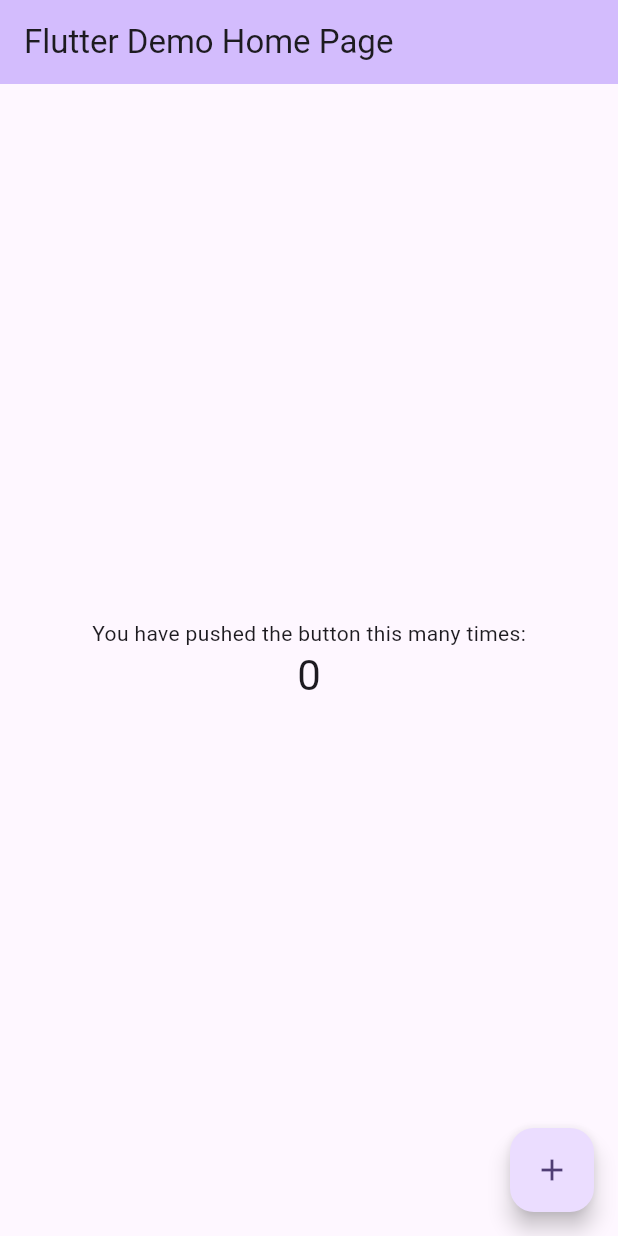
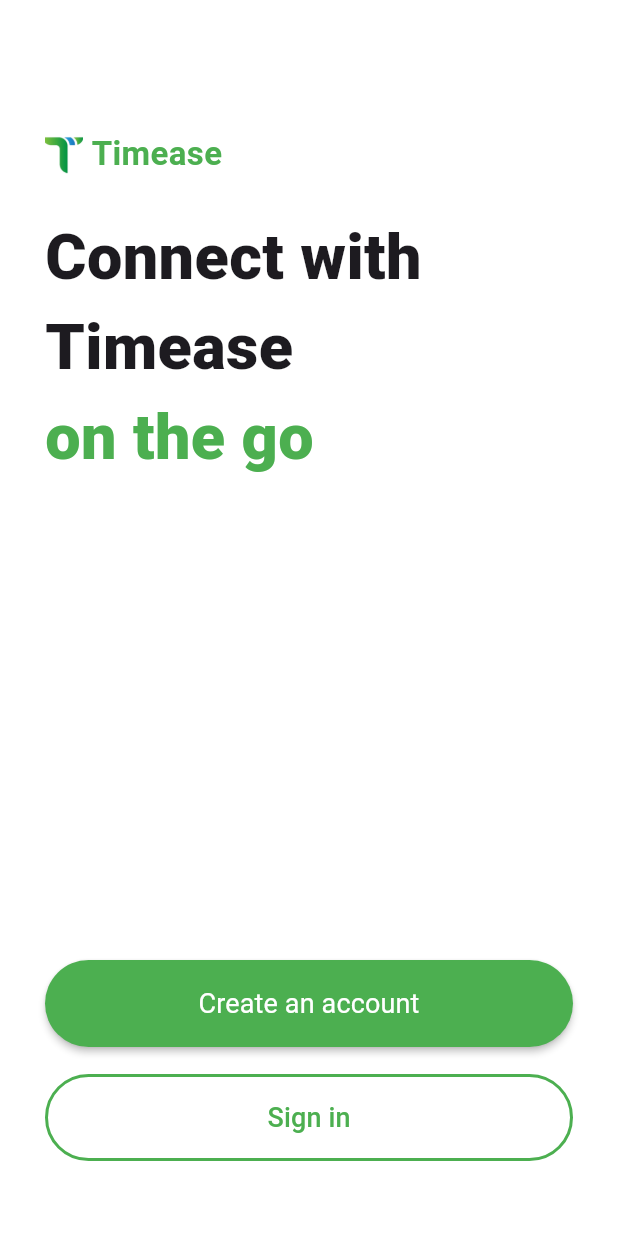
Before and after one commit to sayedmaltan/Timease, a Flutter app: the screen it shows after launch, on a phone screen of 412 x 824 dp. Run offline on Flutter 3.47's test engine with Material 3 defaults, Android fonts, the phone set to English and light mode, and no system bars; our stand-ins replace go_router.

Commit message:
create splash and auth screen

```diff
--- /dev/null
+++ b/timease_mobile/lib/constants.dart
@@ -0,0 +1,3 @@
+import 'package:flutter/material.dart';
+
+const kPrimaryColor= Colors.green;
--- /dev/null
+++ b/timease_mobile/lib/core/utils/app_router.dart
@@ -0,0 +1,34 @@
+import 'package:flutter/cupertino.dart';
+import 'package:go_router/go_router.dart';
+import 'package:timease_mobile/features/authentication/presentation/views/auth_screen_view.dart';
+import 'package:timease_mobile/features/authentication/presentation/views/login_screen_view.dart';
+import 'package:timease_mobile/features/splash/presentation/views/splash_view.dart';
+
+abstract class AppRouter{
+  static const authScreen='/authScreenView';
+  static const loginScreen='/LoginScreenView';
+  static final  router = GoRouter(
+    routes: <RouteBase>[
+      GoRoute(
+        path: '/',
+        builder: (BuildContext context, GoRouterState state) {
+          return const SplashView();
+        },
+        routes: <RouteBase>[
+          GoRoute(
+            path: authScreen,
+            builder: (BuildContext context, GoRouterState state) {
+              return const AuthScreenView();
+            },
+          ),
+          GoRoute(
+            path: loginScreen,
+            builder: (BuildContext context, GoRouterState state) {
+              return const LoginScreenView();
+            },
+          ),
+        ],
+      ),
+    ],
+  );
+}
--- /dev/null
+++ b/timease_mobile/lib/core/utils/asstes.dart
@@ -0,0 +1,3 @@
+abstract class AssetsImages{
+  static const logo='assets/images/5.png';
+}
--- /dev/null
+++ b/timease_mobile/lib/core/utils/styles.dart
@@ -0,0 +1,25 @@
+import 'package:flutter/material.dart';
+import 'package:timease_mobile/constants.dart';
+
+abstract class Styles {
+
+  static const textStyleFullButton=TextStyle(
+      color: Colors.white,
+      fontSize: 18,
+      fontWeight: FontWeight.w400);
+  static const textStyleSpaceButton=TextStyle(
+    color: kPrimaryColor,
+    fontSize: 18,
+  );
+  static const customRowTextStyle = TextStyle(
+      fontSize: 22,
+      fontWeight: FontWeight.w700,
+      color: kPrimaryColor
+  );
+
+  static const textStyle40 = TextStyle(
+    fontSize: 42,
+    fontWeight: FontWeight.w800,
+  );
+
+}
--- /dev/null
+++ b/timease_mobile/lib/features/authentication/presentation/views/auth_screen_view.dart
@@ -0,0 +1,13 @@
+import 'package:flutter/material.dart';
+import 'package:timease_mobile/features/authentication/presentation/views/widgets/auth_screen_view_body.dart';
+
+class AuthScreenView extends StatelessWidget {
+  const AuthScreenView({super.key});
+
+  @override
+  Widget build(BuildContext context) {
+    return Scaffold(
+      body: AuthScreenViewBody(),
+    );
+  }
+}
--- /dev/null
+++ b/timease_mobile/lib/features/authentication/presentation/views/widgets/auth_screen_view_body.dart
@@ -0,0 +1,48 @@
+import 'package:flutter/material.dart';
+import 'package:timease_mobile/constants.dart';
+import 'package:timease_mobile/core/utils/styles.dart';
+import 'custom_empty_button.dart';
+import 'custom_full_button.dart';
+import 'custom_row.dart';
+
+class AuthScreenViewBody extends StatelessWidget {
+  const AuthScreenViewBody({super.key});
+
+  @override
+  Widget build(BuildContext context) {
+    return Padding(
+      padding: const EdgeInsets.symmetric(horizontal: 30.0),
+      child: Column(
+        crossAxisAlignment: CrossAxisAlignment.start,
+        children: [
+          SizedBox(
+            height: 80,
+          ),
+          CustomRow(),
+          SizedBox(
+            height: 17,
+          ),
+          Text(
+            "Connect with Timease",
+            style: Styles.textStyle40,
+          ),
+          Text(
+            "on the go",
+            style: Styles.textStyle40.copyWith(
+              color: kPrimaryColor
+            ),
+          ),
+          Spacer(),
+          CustomFullButton(),
+          SizedBox(
+            height: 18,
+          ),
+          CustomEmptyButton(),
+          SizedBox(
+            height: 50,
+          ),
+        ],
+      ),
+    );
+  }
+}
--- /dev/null
+++ b/timease_mobile/lib/features/authentication/presentation/views/widgets/custom_empty_button.dart
@@ -0,0 +1,31 @@
+
+import 'package:flutter/material.dart';
+
+import '../../../../../constants.dart';
+import '../../../../../core/utils/styles.dart';
+
+class CustomEmptyButton extends StatelessWidget {
+  const CustomEmptyButton({
+    super.key,
+  });
+
+  @override
+  Widget build(BuildContext context) {
+    return MaterialButton(
+      height: 58,
+      shape: RoundedRectangleBorder(
+        side: BorderSide(
+          color: kPrimaryColor,
+          width: 2,
+        ),
+        borderRadius: BorderRadius.circular(30),
+      ),
+      minWidth: double.infinity,
+      onPressed: () {},
+      child: Text(
+        'Sign in',
+        style: Styles.textStyleSpaceButton,
+      ),
+    );
+  }
+}
--- /dev/null
+++ b/timease_mobile/lib/features/authentication/presentation/views/widgets/custom_full_button.dart
@@ -0,0 +1,28 @@
+import 'package:flutter/material.dart';
+import 'package:go_router/go_router.dart';
+import 'package:timease_mobile/constants.dart';
+import 'package:timease_mobile/core/utils/app_router.dart';
+
+import '../../../../../core/utils/styles.dart';
+
+class CustomFullButton extends StatelessWidget {
+  const CustomFullButton({
+    super.key,
+  });
+
+  @override
+  Widget build(BuildContext context) {
+    return MaterialButton(
+      height: 58,
+      shape: RoundedRectangleBorder(
+        borderRadius: BorderRadius.circular(30),
+      ),
+      minWidth: double.infinity,
+      color: kPrimaryColor,
+      onPressed: () {
+        context.push(AppRouter.loginScreen);
+      },
+      child: Text('Create an account', style: Styles.textStyleFullButton),
+    );
+  }
+}
--- /dev/null
+++ b/timease_mobile/lib/features/authentication/presentation/views/widgets/custom_row.dart
@@ -0,0 +1,31 @@
+import 'package:flutter/material.dart';
+
+import '../../../../../core/utils/asstes.dart';
+import '../../../../../core/utils/styles.dart';
+
+class CustomRow extends StatelessWidget {
+  const CustomRow({
+    super.key,
+  });
+
+  @override
+  Widget build(BuildContext context) {
+    return Row(
+      children: [
+        Image.asset(
+          AssetsImages.logo,
+          height: 45,
+          width: 25,
+          fit: BoxFit.cover,
+        ),
+        SizedBox(
+          width: 6,
+        ),
+        Text(
+          'Timease',
+          style: Styles.customRowTextStyle,
+        ),
+      ],
+    );
+  }
+}
--- a/timease_mobile/lib/main.dart
+++ b/timease_mobile/lib/main.dart
@@ -1,125 +1,27 @@
 import 'package:flutter/material.dart';
+import 'package:timease_mobile/constants.dart';
+import 'package:timease_mobile/core/utils/app_router.dart';
+import 'core/utils/function/change_status_bar_color.dart';
 
 void main() {
+  changeStatusBarColor();
   runApp(const MyApp());
 }
+
 
 class MyApp extends StatelessWidget {
   const MyApp({super.key});
 
-  // This widget is the root of your application.
   @override
   Widget build(BuildContext context) {
-    return MaterialApp(
-      title: 'Flutter Demo',
-      theme: ThemeData(
-        // This is the theme of your application.
-        //
-        // TRY THIS: Try running your application with "flutter run". You'll see
-        // the application has a purple toolbar. Then, without quitting the app,
-        // try changing the seedColor in the colorScheme below to Colors.green
-        // and then invoke "hot reload" (save your changes or press the "hot
-        // reload" button in a Flutter-supported IDE, or press "r" if you used
-        // the command line to start the app).
-        //
-        // Notice that the counter didn't reset back to zero; the application
-        // state is not lost during the reload. To reset the state, use hot
-        // restart instead.
-        //
-        // This works for code too, not just values: Most code changes can be
-        // tested with just a hot reload.
-        colorScheme: ColorScheme.fromSeed(seedColor: Colors.deepPurple),
-        useMaterial3: true,
-      ),
-      home: const MyHomePage(title: 'Flutter Demo Home Page'),
+    return  MaterialApp.router(
+      debugShowCheckedModeBanner: false,
+     theme: ThemeData(
+       primaryColor: kPrimaryColor,
+       primaryColorLight: kPrimaryColor,
+       scaffoldBackgroundColor: Colors.white,
+     ),
+     routerConfig: AppRouter.router,
     );
   }
 }
-
-class MyHomePage extends StatefulWidget {
-  const MyHomePage({super.key, required this.title});
-
-  // This widget is the home page of your application. It is stateful, meaning
-  // that it has a State object (defined below) that contains fields that affect
-  // how it looks.
-
-  // This class is the configuration for the state. It holds the values (in this
-  // case the title) provided by the parent (in this case the App widget) and
-  // used by the build method of the State. Fields in a Widget subclass are
-  // always marked "final".
-
-  final String title;
-
-  @override
-  State<MyHomePage> createState() => _MyHomePageState();
-}
-
-class _MyHomePageState extends State<MyHomePage> {
-  int _counter = 0;
-
-  void _incrementCounter() {
-    setState(() {
-      // This call to setState tells the Flutter framework that something has
-      // changed in this State, which causes it to rerun the build method below
-      // so that the display can reflect the updated values. If we changed
-      // _counter without calling setState(), then the build method would not be
-      // called again, and so nothing would appear to happen.
-      _counter++;
-    });
-  }
-
-  @override
-  Widget build(BuildContext context) {
-    // This method is rerun every time setState is called, for instance as done
-    // by the _incrementCounter method above.
-    //
-    // The Flutter framework has been optimized to make rerunning build methods
-    // fast, so that you can just rebuild anything that needs updating rather
-    // than having to individually change instances of widgets.
-    return Scaffold(
-      appBar: AppBar(
-        // TRY THIS: Try changing the color here to a specific color (to
-        // Colors.amber, perhaps?) and trigger a hot reload to see the AppBar
-        // change color while the other colors stay the same.
-        backgroundColor: Theme.of(context).colorScheme.inversePrimary,
-        // Here we take the value from the MyHomePage object that was created by
-        // the App.build method, and use it to set our appbar title.
-        title: Text(widget.title),
-      ),
-      body: Center(
-        // Center is a layout widget. It takes a single child and positions it
-        // in the middle of the parent.
-        child: Column(
-          // Column is also a layout widget. It takes a list of children and
-          // arranges them vertically. By default, it sizes itself to fit its
-          // children horizontally, and tries to be as tall as its parent.
-          //
-          // Column has various properties to control how it sizes itself and
-          // how it positions its children. Here we use mainAxisAlignment to
-          // center the children vertically; the main axis here is the vertical
-          // axis because Columns are vertical (the cross axis would be
-          // horizontal).
-          //
-          // TRY THIS: Invoke "debug painting" (choose the "Toggle Debug Paint"
-          // action in the IDE, or press "p" in the console), to see the
-          // wireframe for each widget.
-          mainAxisAlignment: MainAxisAlignment.center,
-          children: <Widget>[
-            const Text(
-              'You have pushed the button this many times:',
-            ),
-            Text(
-              '$_counter',
-              style: Theme.of(context).textTheme.headlineMedium,
-            ),
-          ],
-        ),
-      ),
-      floatingActionButton: FloatingActionButton(
-        onPressed: _incrementCounter,
-        tooltip: 'Increment',
-        child: const Icon(Icons.add),
-      ), // This trailing comma makes auto-formatting nicer for build methods.
-    );
-  }
-}
```
Also changed, not shown: timease_mobile/lib/core/utils/function/change_status_bar_color.dart (added, +12 -0 lines), timease_mobile/lib/features/authentication/presentation/views/login_screen_view.dart (added, +32 -0 lines), timease_mobile/lib/features/splash/presentation/views/splash_view.dart (added, +21 -0 lines), timease_mobile/lib/features/splash/presentation/views/widgets/splash_view_body.dart (added, +42 -0 lines), timease_mobile/pubspec.yaml (+5 -4 lines), timease_mobile/assets/images/5.png (added), timease_mobile/pubspec.lock.
